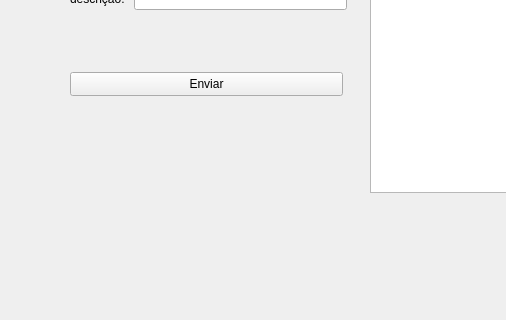
Qt form mainwindow.ui (GabR36/QEstoqueLoja) before a commit; both pictures show x 0 to 506 and y 108 to 428 of the 800 by 600 pixel window.
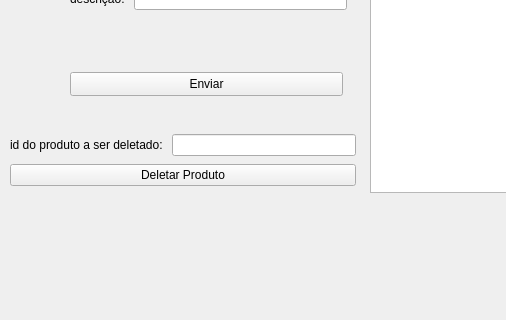
The same form after that commit.

Commit message: Interface deletar produto.

The edit to the form file:
```diff
--- a/mainwindow.ui
+++ b/mainwindow.ui
@@ -99,6 +99,39 @@
      </rect>
     </property>
    </widget>
+   <widget class="QWidget" name="">
+    <property name="geometry">
+     <rect>
+      <x>10</x>
+      <y>240</y>
+      <width>346</width>
+      <height>57</height>
+     </rect>
+    </property>
+    <layout class="QVBoxLayout" name="verticalLayout_4">
+     <item>
+      <layout class="QHBoxLayout" name="horizontalLayout_4">
+       <item>
+        <widget class="QLabel" name="label_3">
+         <property name="text">
+          <string>id do produto a ser deletado: </string>
+         </property>
+        </widget>
+       </item>
+       <item>
+        <widget class="QLineEdit" name="Ledit_Delete"/>
+       </item>
+      </layout>
+     </item>
+     <item>
+      <widget class="QPushButton" name="Btn_Delete">
+       <property name="text">
+        <string>Deletar Produto</string>
+       </property>
+      </widget>
+     </item>
+    </layout>
+   </widget>
   </widget>
   <widget class="QMenuBar" name="menubar">
    <property name="geometry">
```
